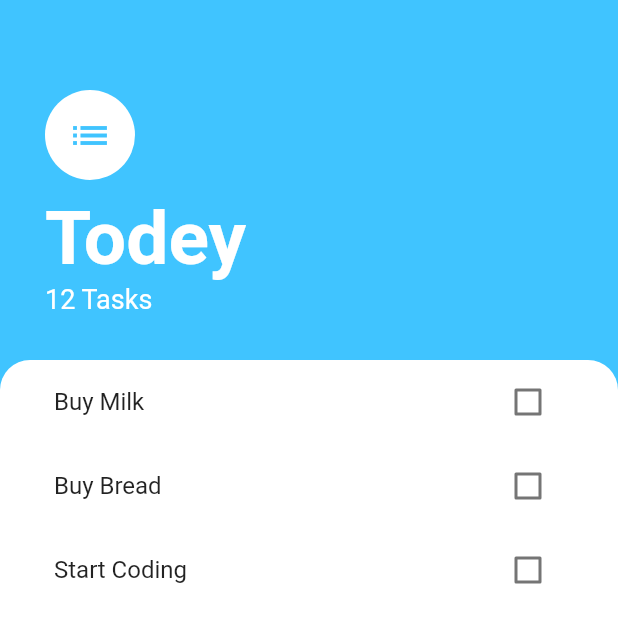
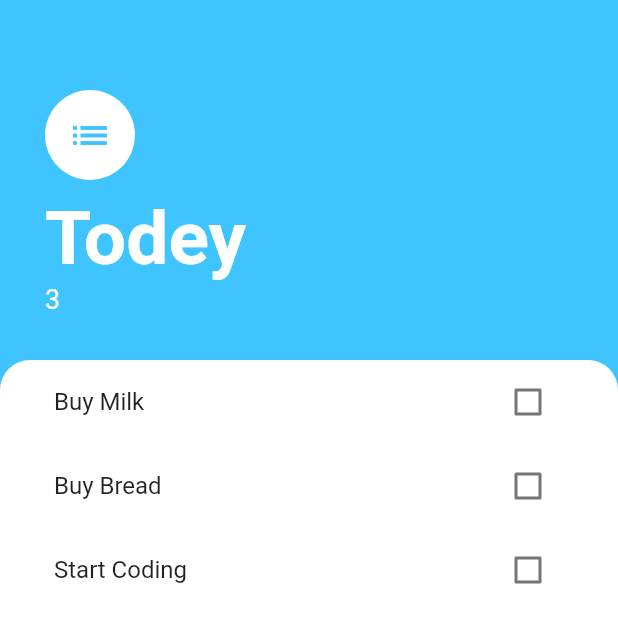
Before and after one commit to seen2/flutter_todo, a Flutter app: the screen it shows after launch, on a phone screen of 412 x 824 dp, the top half of it. Run offline on Flutter 3.47's test engine with Material 2 defaults, Android fonts, the phone set to English and light mode, and no system bars.

Commit message:
Little bug fixed

```diff
--- a/lib/screens/HomeScreen.dart
+++ b/lib/screens/HomeScreen.dart
@@ -65,7 +65,7 @@ class _HomeScreenState extends State<HomeScreen> {
                   ),
                 ),
                 Text(
-                  "12 Tasks",
+                  tasks.length.toString(),
                   style: TextStyle(color: Colors.white, fontSize: 18),
                 ),
               ],
```
